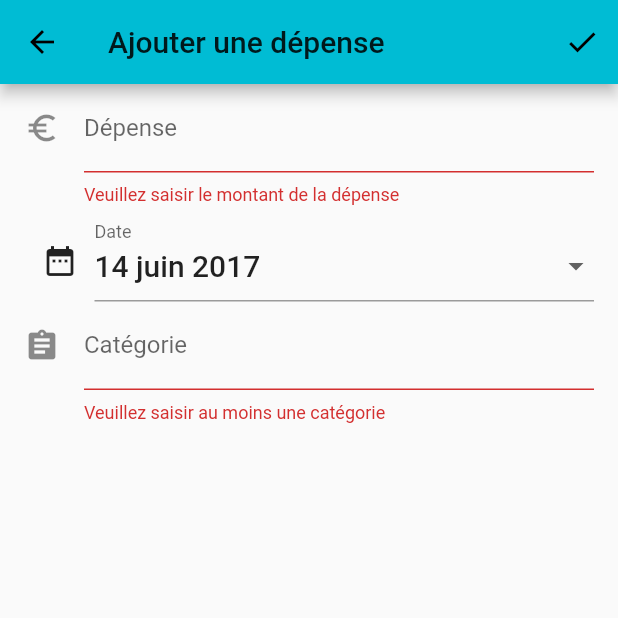
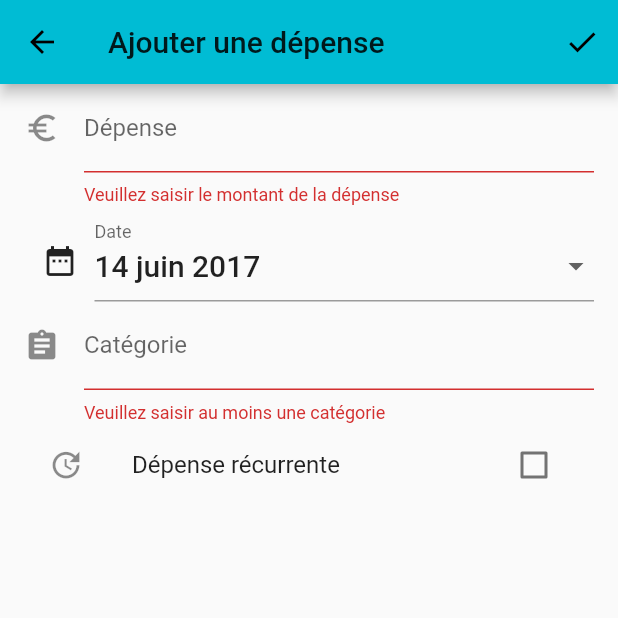
Before and after one commit to arno06/expenses, a Flutter app: the ExpenseFormWidget screen opened by its route, after a tap on the "check" icon, on a phone screen of 412 x 824 dp, the top half of it. Run offline on Flutter 3.47's test engine with Material 2 defaults, Android fonts, the light colour scheme and no system bars; missing offline and left inert: observable; statements that could not run were skipped.

Commit message:
Ajout des dépenses récurrentes  + & désactivation de certaines animations de la home

```diff
--- a/lib/data/expense.dart
+++ b/lib/data/expense.dart
@@ -1,7 +1,8 @@
 class Expense{
-  Expense(this.value, this.date, this.categories);
+  Expense(this.value, this.date, this.categories, [this.isRecurrent = false]);
 
   double value;
   DateTime date;
   String categories;
+  bool isRecurrent;
 }
--- a/lib/widgets/ExpenseFormWidget.dart
+++ b/lib/widgets/ExpenseFormWidget.dart
@@ -31,6 +31,7 @@ class ExpenseFormState extends State<ExpenseFormWidget>{
   DateTime _selectedDate = new DateTime.now();
   double _value;
   String _categories;
+  bool _isRecurrent = false;
 
   String _validateValue(String pValue){
     pValue = pValue.trim();
@@ -52,7 +53,7 @@ class ExpenseFormState extends State<ExpenseFormWidget>{
     final FormState form = _formKey.currentState;
 
     if(form.validate()){
-      settings.addExpense(_value, _selectedDate, _categories);
+      settings.addExpense(_value, _selectedDate, _categories, _isRecurrent);
       Navigator.pop(this.context);
     }
   }
@@ -97,6 +98,20 @@ class ExpenseFormState extends State<ExpenseFormWidget>{
                           labelText: "Catégorie"
                       ),
                       validator: _validateCategories
+                  ),
+                  new ListTile(
+                    leading:new Icon(Icons.update),
+                    title: new Text("Dépense récurrente"),
+                    trailing: new Checkbox(value: _isRecurrent, onChanged: (bool pValue){
+                      setState((){
+                        _isRecurrent = pValue;
+                      });
+                    }),
+                    onTap: (){
+                      setState((){
+                        _isRecurrent = !_isRecurrent;
+                      });
+                    },
                   )
                 ]
             )
```
Also changed, not shown: lib/data/settings.dart (+30 -3 lines), lib/widgets/ExpensesWidget.dart (+9 -2 lines), lib/widgets/HomeWidget.dart (+6 -9 lines).
